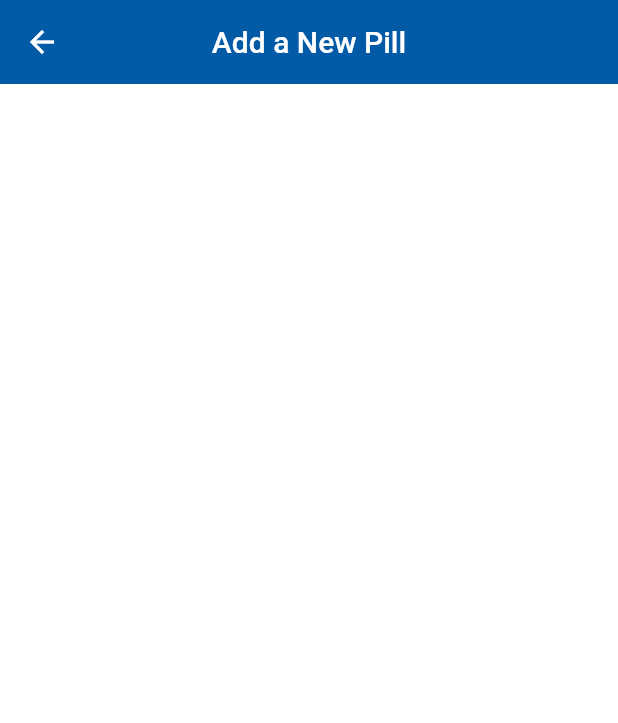
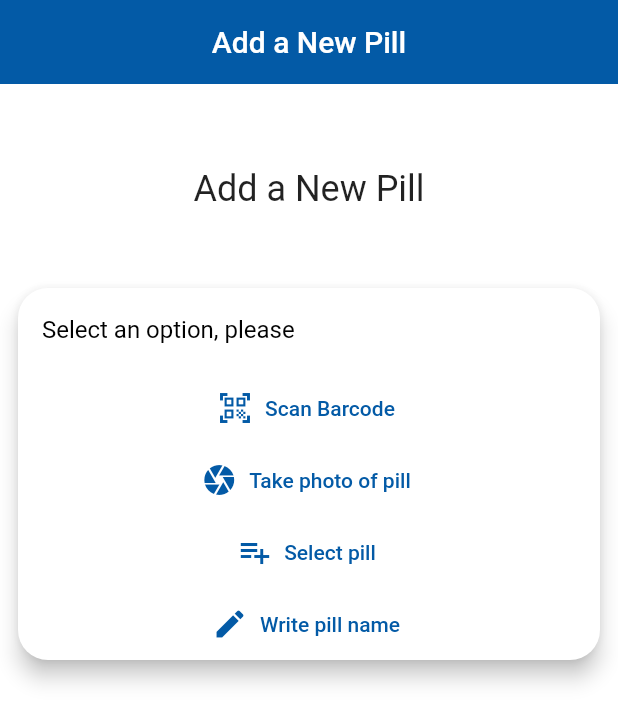
Before and after one commit to MatejKrcek/ceeHacksApp, a Flutter app: the PatienAddPilScreen screen opened directly, on a phone screen of 412 x 824 dp. Shown: the top 723 px of the screen. Run offline on Flutter 3.47's test engine with Material 2 defaults, Android fonts, the phone set to English and light mode, and no system bars; our stand-ins replace cloud_firestore, firebase_auth, firebase_core, flutter_svg, google_sign_in; accounts and stored records are empty.

Commit message:
pridat lek screen

```diff
--- a/lib/main.dart
+++ b/lib/main.dart
@@ -7,6 +7,7 @@ import 'package:flutter/services.dart';
 //! home: RootPage(),
 import 'package:ceehacks/pages/main_menu_layout_page.dart';
 import 'package:ceehacks/pages/doctor/doctor_verify_page.dart';
+import 'package:ceehacks/pages/patient/patient_add_pill_page.dart';
 import 'package:ceehacks/pages/patient/patient_pill_list_page.dart';
 
 void main() async {
@@ -34,7 +35,7 @@ class MyApp extends StatelessWidget {
         scaffoldBackgroundColor: Colors.white,
         visualDensity: VisualDensity.adaptivePlatformDensity,
       ),
-      home: PatientPillsList(),
+      home: PatienAddPilScreen()
     );
   }
 }
--- a/lib/pages/patient/patient_add_pill_page.dart
+++ b/lib/pages/patient/patient_add_pill_page.dart
@@ -15,7 +15,97 @@ class PatienAddPilScreen extends StatelessWidget {
         padding: const EdgeInsets.all(8.0),
         child: ListView(
           children: [
-
+            SizedBox(
+              height: 40,
+            ),
+            Container(
+              child: Padding(
+                padding: const EdgeInsets.all(8.0),
+                child: Center(
+                  child: Text(
+                    'Add a New Pill',
+                    style: TextStyle(
+                      fontSize: 24,
+                    ),
+                  ),
+                ),
+              ),
+            ),
+            SizedBox(
+              height: 40,
+            ),
+            Container(
+              child: Card(
+                elevation: 6,
+                shape: RoundedRectangleBorder(
+                  borderRadius: BorderRadius.circular(20),
+                ),
+                child: Column(
+                  children: [
+                    ListTile(
+                      title: Text(
+                        'Select an option, please',
+                        style: TextStyle(
+                          color: Colors.black,
+                        ),
+                      ),
+                    ),
+                    FlatButton.icon(
+                      icon: Icon(
+                        Icons.qr_code_scanner,
+                        color: Theme.of(context).primaryColor,
+                      ),
+                      onPressed: () {},
+                      label: Text(
+                        'Scan Barcode',
+                        style: TextStyle(
+                          color: Theme.of(context).primaryColor,
+                        ),
+                      ),
+                    ),
+                    FlatButton.icon(
+                      icon: Icon(
+                        Icons.camera,
+                        color: Theme.of(context).primaryColor,
+                      ),
+                      onPressed: () {},
+                      label: Text(
+                        'Take photo of pill',
+                        style: TextStyle(
+                          color: Theme.of(context).primaryColor,
+                        ),
+                      ),
+                    ),
+                    FlatButton.icon(
+                      icon: Icon(
+                        Icons.playlist_add,
+                        color: Theme.of(context).primaryColor,
+                      ),
+                      onPressed: () {},
+                      label: Text(
+                        'Select pill',
+                        style: TextStyle(
+                          color: Theme.of(context).primaryColor,
+                        ),
+                      ),
+                    ),
+                    FlatButton.icon(
+                      icon: Icon(
+                        Icons.edit,
+                        color: Theme.of(context).primaryColor,
+                      ),
+                      onPressed: () {},
+                      label: Text(
+                        'Write pill name',
+                        style: TextStyle(
+                          color: Theme.of(context).primaryColor,
+                        ),
+                      ),
+                    ),
+                  ],
+                ),
+              ),
+            ),
           ],
         ),
       ),
```
